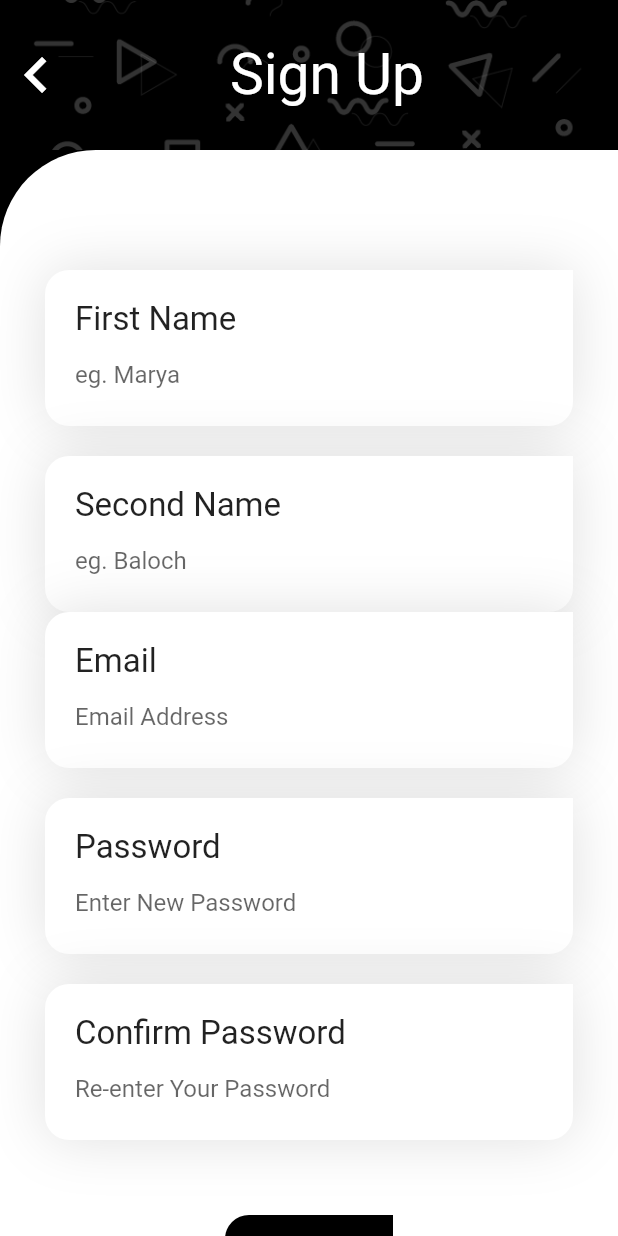
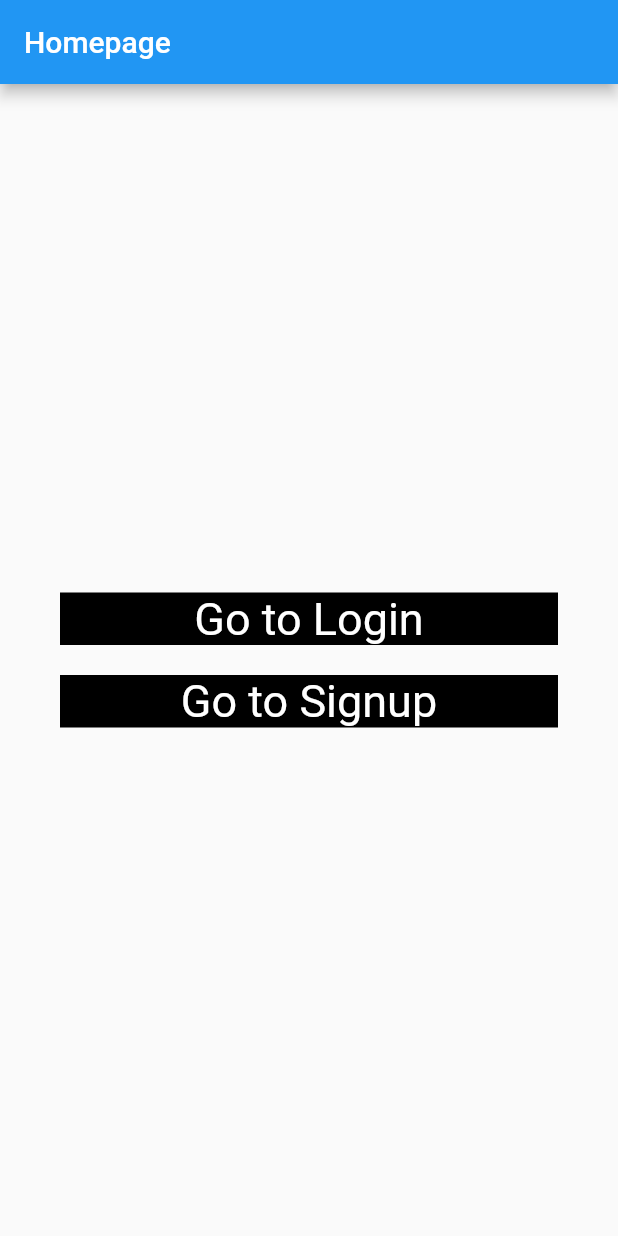
Before and after one commit to MaryaBaloch20/Login-UI-Flutter, a Flutter app: the screen it shows after launch, after a tap on "Login", on a phone screen of 412 x 824 dp. Run offline on Flutter 3.47's test engine with Material 2 defaults, Android fonts, the phone set to English and light mode, and no system bars.

Commit message:
Homepage added

```diff
--- /dev/null
+++ b/lib/views/homepage.dart
@@ -0,0 +1,60 @@
+import 'package:flutter/material.dart';
+import 'package:login_ui_flutter/views/login.dart';
+import 'package:login_ui_flutter/views/signup.dart';
+
+class Homepage extends StatelessWidget {
+  const Homepage({Key? key}) : super(key: key);
+
+  @override
+  Widget build(BuildContext context) {
+    return MaterialApp(
+      home: Scaffold(
+        appBar: AppBar(
+          title: Text("Homepage"),
+        ),
+        body: Padding(
+          padding: const EdgeInsets.symmetric(horizontal: 40),
+          child: Column(
+              crossAxisAlignment: CrossAxisAlignment.stretch,
+              mainAxisAlignment: MainAxisAlignment.center,
+              children: [
+                Container(
+                  color: Colors.black,
+                  child: GestureDetector(
+                    onTap: () {
+                      Navigator.push(context,
+                          MaterialPageRoute(builder: (context) => Login()));
+                    },
+                    child: Center(
+                      child: const Text(
+                        "Go to Login",
+                        style: TextStyle(color: Colors.white, fontSize: 30),
+                      ),
+                    ),
+                  ),
+                ),
+                const SizedBox(height: 20),
+                Container(
+                  color: Colors.black,
+                  child: GestureDetector(
+                    onTap: () {
+                      Navigator.push(context,
+                          MaterialPageRoute(builder: (context) => Signup()));
+                    },
+                    child: Center(
+                      child: const Text(
+                        "Go to Signup",
+                        style: TextStyle(color: Colors.white, fontSize: 30),
+                      ),
+                    ),
+                  ),
+                ),
+                Container(
+                  width: 1000,
+                )
+              ]),
+        ),
+      ),
+    );
+  }
+}
--- a/lib/views/login.dart
+++ b/lib/views/login.dart
@@ -1,4 +1,5 @@
 import 'package:flutter/material.dart';
+import 'package:login_ui_flutter/views/homepage.dart';
 import 'package:login_ui_flutter/views/signup.dart';
 
 import '../widgets/my_input_field.dart';
@@ -26,15 +27,15 @@ class _LoginState extends State<Login> {
                 color: Colors.black,
                 image: DecorationImage(
                     image: AssetImage(
-                      "images/Background.png",
+                      "images/backphoto.png",
                     ),
                     fit: BoxFit.cover)),
             child: const Center(
               child: Image(
                 image: AssetImage(
-                  "images/Logo.png",
+                  "images/MBlogo.png",
                 ),
-                width: 100,
+                width: 220,
               ),
             ),
           ),
@@ -80,8 +81,10 @@ class _LoginState extends State<Login> {
                         vertical: 20, horizontal: 120),
                     child: GestureDetector(
                       onTap: () {
-                        Navigator.push(context,
-                            MaterialPageRoute(builder: (context) => Signup()));
+                        Navigator.push(
+                            context,
+                            MaterialPageRoute(
+                                builder: (context) => Homepage()));
                       },
                       child: Container(
                         padding: const EdgeInsets.all(20),
--- a/lib/views/signup.dart
+++ b/lib/views/signup.dart
@@ -26,7 +26,7 @@ class _signupState extends State<Signup> {
                 color: Colors.black,
                 image: DecorationImage(
                     image: AssetImage(
-                      "images/Background.png",
+                      "images/backphoto.png",
                     ),
                     fit: BoxFit.cover)),
             child: SafeArea(
```
Also changed, not shown: images/MB designs logo.png (added), images/MBlogo.png (added), 2 other files.
